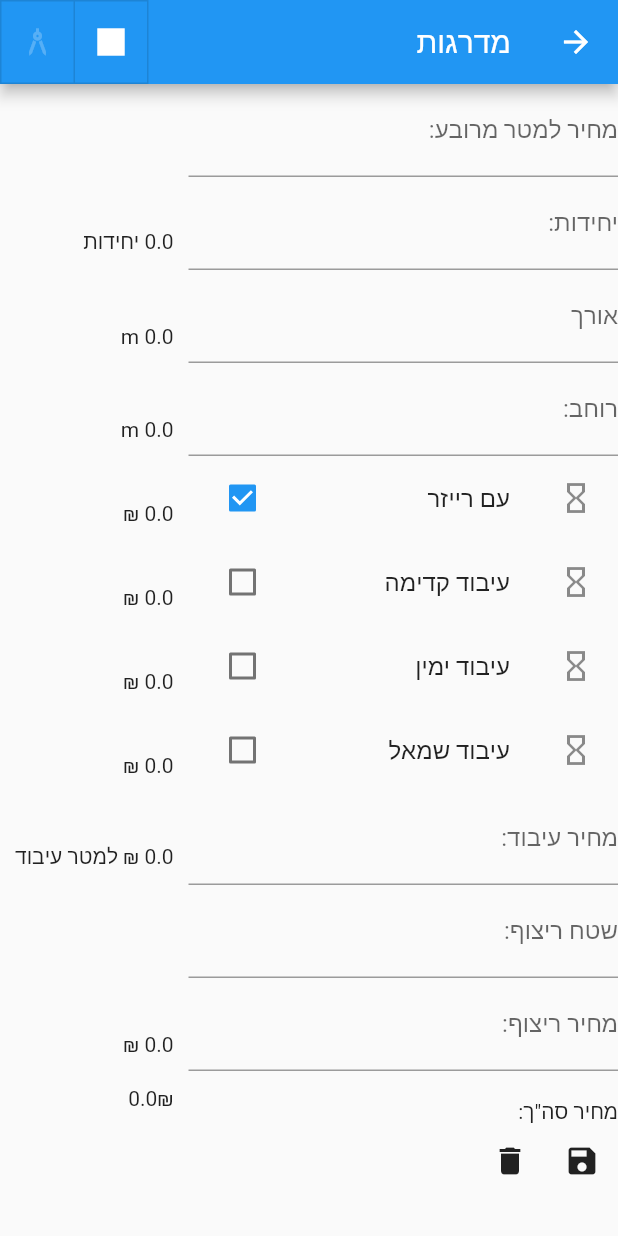
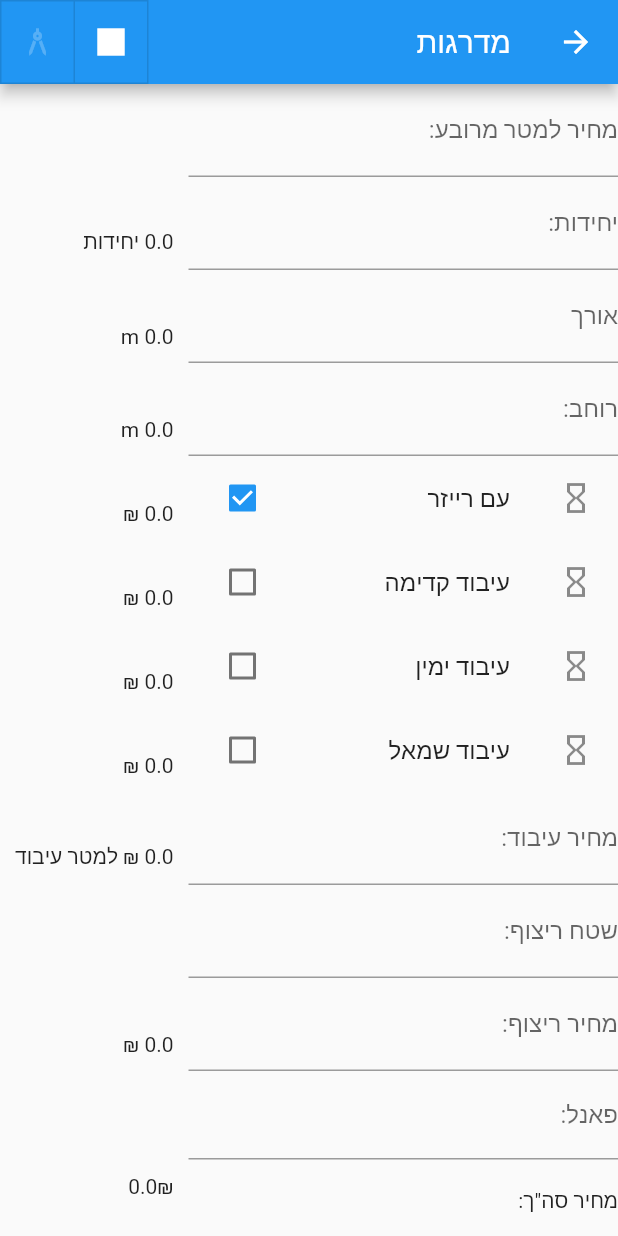
Before and after one commit to afiefh/marble, a Flutter app: the StairsItemWidget screen opened directly, after a tap on "עם רייזר", on a phone screen of 412 x 824 dp. Run offline on Flutter 3.47's test engine with Material 2 defaults, Android fonts, the light colour scheme and no system bars; our stand-ins replace flutter_speed_dial, pdf, printing.

Commit message:
Add support for panelling in the stairs

```diff
--- a/lib/stairs_item.dart
+++ b/lib/stairs_item.dart
@@ -20,6 +20,7 @@ class StairsItem extends BaseItem {
   double processingCost;
   double tilingMeters;
   double tilingCost;
+  double panels;
 
   StairsItem(
     super.key, {
@@ -35,6 +36,7 @@ class StairsItem extends BaseItem {
     this.processingCost = 0,
     this.tilingMeters = 0,
     this.tilingCost = 0,
+    this.panels = 0,
   });
 
   double riserCost() {
@@ -74,7 +76,7 @@ class StairsItem extends BaseItem {
   }
 
   double totalPrice() {
-    return (_areaPrice() + _processingPrice() + tilingPrice()) * units;
+    return (_areaPrice() + _processingPrice() + panels) * units + tilingPrice();
   }
 
   @override
@@ -119,6 +121,7 @@ class StairsItem extends BaseItem {
         TableRow(children: [const Text('שטח ריצוף:'), Text("$tilingMeters")]),
         TableRow(
             children: [const Text('מחיר ריצוף למטר:'), Text("$tilingMeters")]),
+        TableRow(children: [const Text('פאנל:'), Text("$panels")]),
         TableRow(children: [
           const Text('מחיר:'),
           Text(
@@ -189,6 +192,10 @@ class StairsItem extends BaseItem {
           pw.Text(reverse("מחיר ריצוף למטר:")),
         ]),
         pw.TableRow(children: [
+          pw.Text("$panels"),
+          pw.Text(reverse("פאנל:")),
+        ]),
+        pw.TableRow(children: [
           pw.Text(
             '${totalPrice()}₪',
             style: pw.TextStyle(fontWeight: pw.FontWeight.bold),
@@ -234,6 +241,7 @@ class _StairsItemWidgetState extends State<StairsItemWidget> {
   final processingCostController = TextEditingController();
   final tilingMetersController = TextEditingController();
   final tilingCostController = TextEditingController();
+  final panelsController = TextEditingController();
 
   late StairsItem item;
 
@@ -257,6 +265,7 @@ class _StairsItemWidgetState extends State<StairsItemWidget> {
         parseOrZero(processingCostController.value.text);
     final double tilingMeters = parseOrZero(tilingMetersController.value.text);
     final double tilingCost = parseOrZero(tilingCostController.value.text);
+    final double panels = parseOrZero(panelsController.value.text);
 
     setState(() {
       item.pricePerMeter = pricePerMeter;
@@ -267,6 +276,7 @@ class _StairsItemWidgetState extends State<StairsItemWidget> {
       item.processingCost = processingCost;
       item.tilingMeters = tilingMeters;
       item.tilingCost = tilingCost;
+      item.panels = panels;
     });
   }
 
@@ -280,6 +290,7 @@ class _StairsItemWidgetState extends State<StairsItemWidget> {
     processingCostController.dispose();
     tilingMetersController.dispose();
     tilingCostController.dispose();
+    panelsController.dispose();
     super.dispose();
   }
 
@@ -300,6 +311,7 @@ class _StairsItemWidgetState extends State<StairsItemWidget> {
     processingCostController.text = zeroToEmpty(item.processingCost);
     tilingMetersController.text = zeroToEmpty(item.tilingMeters);
     tilingCostController.text = zeroToEmpty(item.tilingCost);
+    panelsController.text = zeroToEmpty(item.panels);
     _stairShape = item.widthLeft == item.widthRight
         ? StairShape.square
         : StairShape.trapezoid;
@@ -546,6 +558,17 @@ class _StairsItemWidgetState extends State<StairsItemWidget> {
                 ),
                 TableRow(
                   children: <Widget>[
+                    NumberInput(
+                        label: "פאנל:",
+                        hintText: '₪',
+                        suffix: '₪',
+                        allowDecimal: true,
+                        controller: panelsController),
+                    Container(),
+                  ],
+                ),
+                TableRow(
+                  children: <Widget>[
                     const Text('מחיר סה"ך:'),
                     Container(
                         margin: const EdgeInsets.all(10.0),
```
